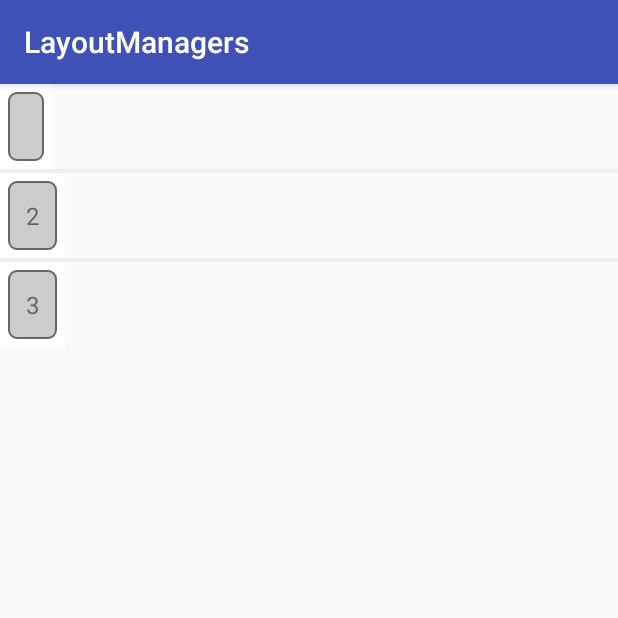
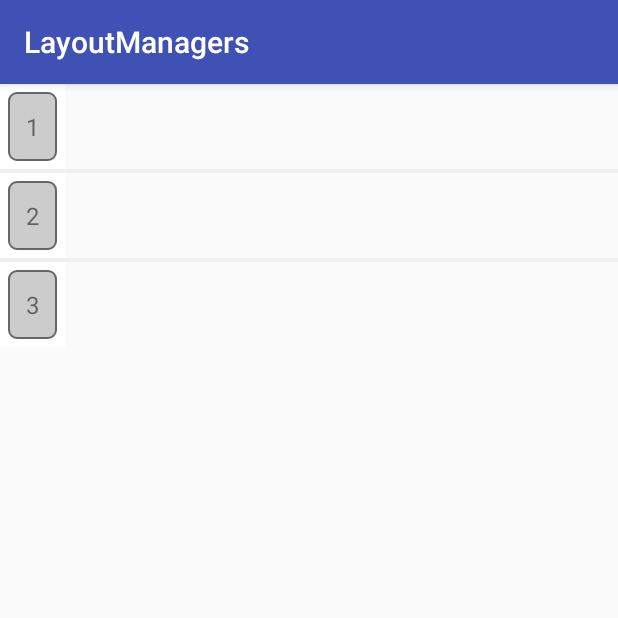
Before and after one commit to justinhjq/RCViewExts, an Android app: the SimpleVerticalDecorationActivity screen opened directly, with no data from a screen before it, on a phone screen of 412 x 824 dp, the top half of it. Run offline under Robolectric (Android 15) with nearby library versions, the phone set to English and light mode, and no system bars.

Commit message:
Update EXTRecyclerAdapter.java

```diff
--- a/lib/src/main/java/ttyy/com/recyclerexts/base/EXTRecyclerAdapter.java
+++ b/lib/src/main/java/ttyy/com/recyclerexts/base/EXTRecyclerAdapter.java
@@ -110,7 +110,7 @@ public abstract class EXTRecyclerAdapter<D> extends RecyclerView.Adapter<EXTView
 
     public D getDataForPosition(int position) {
         if (datas != null) {
-            if (position > 0 && position < datas.size()) {
+            if (position >= 0 && position < datas.size()) {
                 return datas.get(position);
             }
         }
```
